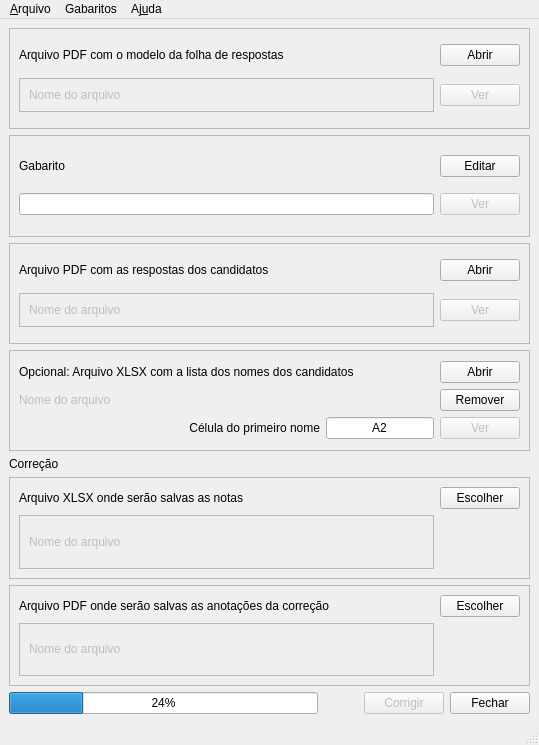
First picture: the form in corretor/ui/form_main_window.ui, repository luis-dafonseca/CorretorENA, before the edit.
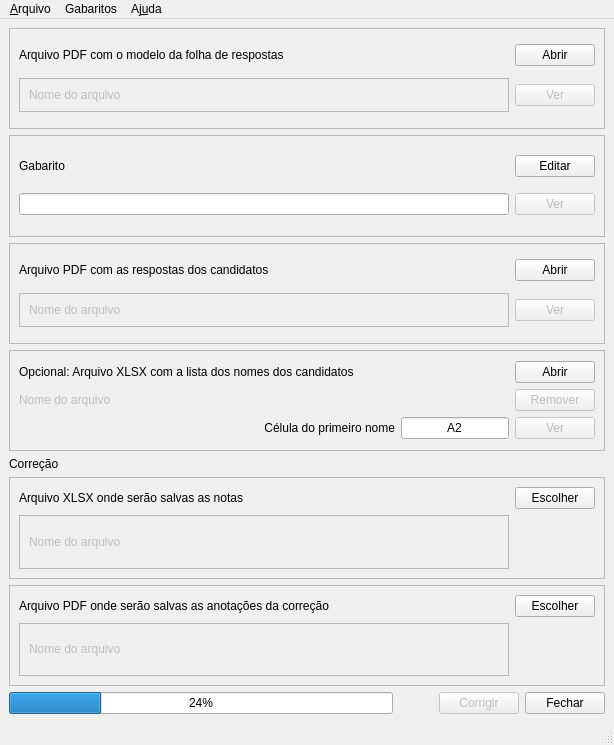
Second picture: the form after the edit.

Diff of the .ui file:
```diff
--- a/corretor/ui/form_main_window.ui
+++ b/corretor/ui/form_main_window.ui
@@ -6,7 +6,7 @@
    <rect>
     <x>0</x>
     <y>0</y>
-    <width>539</width>
+    <width>614</width>
     <height>745</height>
    </rect>
   </property>
@@ -263,6 +263,9 @@
          </item>
          <item row="2" column="1">
           <widget class="QPushButton" name="pushButtonNamesRemove">
+           <property name="enabled">
+            <bool>false</bool>
+           </property>
            <property name="text">
             <string>Remover</string>
            </property>
@@ -581,7 +584,7 @@
     <rect>
      <x>0</x>
      <y>0</y>
-     <width>539</width>
+     <width>614</width>
      <height>30</height>
     </rect>
    </property>
```
